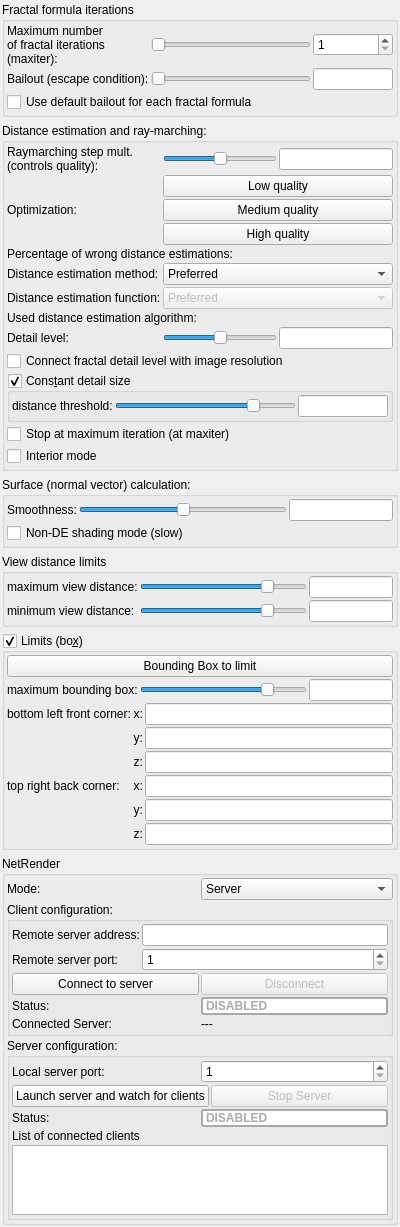
Above: mandelbulber2/qt/dock_rendering_engine.ui from buddhi1980/mandelbulber2 before the change. Below: the same form after it.
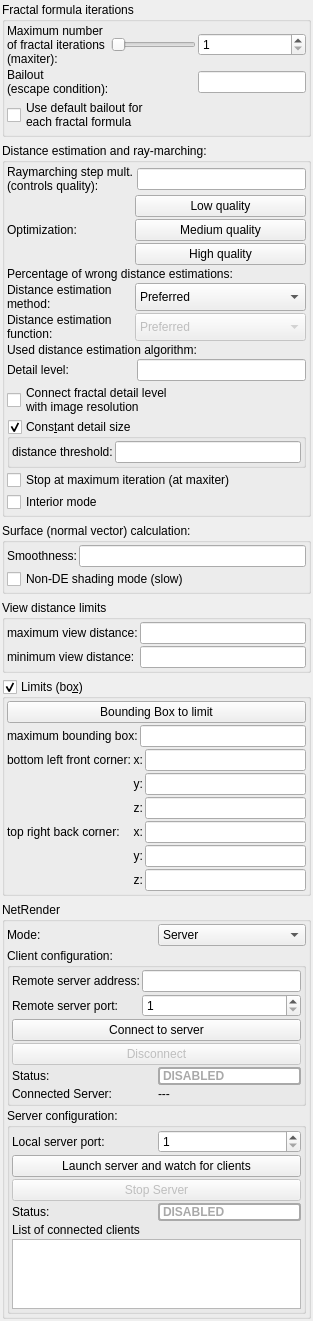
That is the form after the change. Icons and pictures are not drawn. Custom widgets are drawn as their Qt base class.

Commit message: Removed most of sliders from UI. TODO: sliders for integers

```diff
--- a/mandelbulber2/qt/dock_rendering_engine.ui
+++ b/mandelbulber2/qt/dock_rendering_engine.ui
@@ -6,8 +6,8 @@
    <rect>
     <x>0</x>
     <y>0</y>
-    <width>400</width>
-    <height>1201</height>
+    <width>311</width>
+    <height>1299</height>
    </rect>
   </property>
   <property name="windowTitle">
@@ -48,13 +48,45 @@
        <number>2</number>
       </property>
       <item>
-       <layout class="QGridLayout" name="gridLayout_69" columnstretch="0,2,1">
+       <layout class="QGridLayout" name="gridLayout_69" columnstretch="0,0,0">
         <property name="topMargin">
          <number>0</number>
         </property>
         <property name="spacing">
          <number>2</number>
         </property>
+        <item row="1" column="2">
+         <widget class="MyLineEdit" name="logedit_bailout">
+          <property name="toolTip">
+           <string>&lt;html&gt;&lt;head/&gt;&lt;body&gt;&lt;p&gt;The vector values are checked during each iteration of fractal formula to see if they have reached a critical 'escape' condition or 'bailout'. If that condition is reached, the calculation is stopped. Condition is: if length of vector is greater than bailout, then break iteration loop.&lt;/p&gt;&lt;p&gt;In some cases higher value can increase image quality, but it will increase rendering time.&lt;/p&gt;&lt;p&gt;&lt;br/&gt;&lt;/p&gt;&lt;/body&gt;&lt;/html&gt;</string>
+          </property>
+         </widget>
+        </item>
+        <item row="1" column="0">
+         <widget class="QLabel" name="label_222">
+          <property name="text">
+           <string>Bailout
+(escape condition):</string>
+          </property>
+         </widget>
+        </item>
+        <item row="2" column="0" colspan="3">
+         <widget class="MyCheckBox" name="checkBox_use_default_bailout">
+          <property name="sizePolicy">
+           <sizepolicy hsizetype="Minimum" vsizetype="Maximum">
+            <horstretch>0</horstretch>
+            <verstretch>0</verstretch>
+           </sizepolicy>
+          </property>
+          <property name="toolTip">
+           <string>&lt;html&gt;&lt;head/&gt;&lt;body&gt;&lt;p&gt;Enables using default (recommended) bailout value. Each fractal formula has different optimal bailout value.&lt;/p&gt;&lt;/body&gt;&lt;/html&gt;</string>
+          </property>
+          <property name="text">
+           <string>Use default bailout for
+each fractal formula</string>
+          </property>
+         </widget>
+        </item>
         <item row="0" column="0">
          <widget class="QLabel" name="label_284">
           <property name="text">
@@ -83,13 +115,6 @@
           </property>
          </widget>
         </item>
-        <item row="1" column="0">
-         <widget class="QLabel" name="label_222">
-          <property name="text">
-           <string>Bailout (escape condition):</string>
-          </property>
-         </widget>
-        </item>
         <item row="0" column="1">
          <widget class="QSlider" name="sliderInt_N">
           <property name="sizePolicy">
@@ -115,54 +140,6 @@
           </property>
          </widget>
         </item>
-        <item row="1" column="1">
-         <widget class="QSlider" name="logslider_bailout">
-          <property name="sizePolicy">
-           <sizepolicy hsizetype="Expanding" vsizetype="Maximum">
-            <horstretch>0</horstretch>
-            <verstretch>0</verstretch>
-           </sizepolicy>
-          </property>
-          <property name="sizeIncrement">
-           <size>
-            <width>0</width>
-            <height>0</height>
-           </size>
-          </property>
-          <property name="minimum">
-           <number>0</number>
-          </property>
-          <property name="maximum">
-           <number>1500</number>
-          </property>
-          <property name="orientation">
-           <enum>Qt::Horizontal</enum>
-          </property>
-         </widget>
-        </item>
-        <item row="1" column="2">
-         <widget class="MyLineEdit" name="logedit_bailout">
-          <property name="toolTip">
-           <string>&lt;html&gt;&lt;head/&gt;&lt;body&gt;&lt;p&gt;The vector values are checked during each iteration of fractal formula to see if they have reached a critical 'escape' condition or 'bailout'. If that condition is reached, the calculation is stopped. Condition is: if length of vector is greater than bailout, then break iteration loop.&lt;/p&gt;&lt;p&gt;In some cases higher value can increase image quality, but it will increase rendering time.&lt;/p&gt;&lt;p&gt;&lt;br/&gt;&lt;/p&gt;&lt;/body&gt;&lt;/html&gt;</string>
-          </property>
-         </widget>
-        </item>
-        <item row="2" column="0" colspan="3">
-         <widget class="MyCheckBox" name="checkBox_use_default_bailout">
-          <property name="sizePolicy">
-           <sizepolicy hsizetype="Minimum" vsizetype="Maximum">
-            <horstretch>0</horstretch>
-            <verstretch>0</verstretch>
-           </sizepolicy>
-          </property>
-          <property name="toolTip">
-           <string>&lt;html&gt;&lt;head/&gt;&lt;body&gt;&lt;p&gt;Enables using default (recommended) bailout value. Each fractal formula has different optimal bailout value.&lt;/p&gt;&lt;/body&gt;&lt;/html&gt;</string>
-          </property>
-          <property name="text">
-           <string>Use default bailout for each fractal formula</string>
-          </property>
-         </widget>
-        </item>
        </layout>
       </item>
      </layout>
@@ -203,14 +180,16 @@
            <string>&lt;html&gt;&lt;head/&gt;&lt;body&gt;&lt;p&gt;When this option is enabled, the fractal appearance is maintained at all resolutions. &lt;/p&gt;&lt;p&gt;The fractal detail level will be automatically adjusted to match any change of image resolution. &lt;/p&gt;&lt;p&gt;For instance, if the resolution is doubled then the detail level will be reduced by half.&lt;/p&gt;&lt;/body&gt;&lt;/html&gt;</string>
           </property>
           <property name="text">
-           <string>Connect fractal detail level with image resolution</string>
+           <string>Connect fractal detail level
+with image resolution</string>
           </property>
          </widget>
         </item>
         <item row="6" column="0">
          <widget class="QLabel" name="label_290">
           <property name="text">
-           <string>Distance estimation function:</string>
+           <string>Distance estimation
+function:</string>
           </property>
          </widget>
         </item>
@@ -237,7 +216,8 @@
         <item row="5" column="0">
          <widget class="QLabel" name="label_291">
           <property name="text">
-           <string>Distance estimation method:</string>
+           <string>Distance estimation
+method:</string>
           </property>
          </widget>
         </item>
@@ -265,31 +245,6 @@
           </property>
          </widget>
         </item>
-        <item row="0" column="1">
-         <widget class="QSlider" name="logslider_DE_factor">
-          <property name="sizePolicy">
-           <sizepolicy hsizetype="Expanding" vsizetype="Maximum">
-            <horstretch>0</horstretch>
-            <verstretch>0</verstretch>
-           </sizepolicy>
-          </property>
-          <property name="sizeIncrement">
-           <size>
-            <width>0</width>
-            <height>0</height>
-           </size>
-          </property>
-          <property name="minimum">
-           <number>-200</number>
-          </property>
-          <property name="maximum">
-           <number>200</number>
-          </property>
-          <property name="orientation">
-           <enum>Qt::Horizontal</enum>
-          </property>
-         </widget>
-        </item>
         <item row="0" column="0">
          <widget class="QLabel" name="label_105">
           <property name="text">
@@ -298,70 +253,6 @@
           </property>
          </widget>
         </item>
-        <item row="6" column="1" colspan="2">
-         <widget class="QComboBox" name="comboBox_delta_DE_function">
-          <property name="enabled">
-           <bool>false</bool>
-          </property>
-          <property name="sizePolicy">
-           <sizepolicy hsizetype="Preferred" vsizetype="Preferred">
-            <horstretch>0</horstretch>
-            <verstretch>0</verstretch>
-           </sizepolicy>
-          </property>
-          <property name="toolTip">
-           <string>&lt;html&gt;&lt;head/&gt;&lt;body&gt;&lt;p&gt;Distance estimation is a method which calculates approximate distance to fractal surface from any point in space.&lt;/p&gt;&lt;p&gt;In some fractal functions the length of the iteration vector increases exponentially and some in a linear manner.&lt;/p&gt;&lt;p&gt;- Preferred mode - finds the best method for actual settings of fractal&lt;/p&gt;&lt;p&gt;- Delta DE Logarithmic - the best for fractals with exponential growth of iteration vector (e.g. Mandelbulb)&lt;/p&gt;&lt;p&gt;- Delta DE Linear - the best for fractals with linear growth of iteration vector (e.g. Mandelbox, IFS)&lt;/p&gt;&lt;p&gt;- Delta DE Pseudo Kleinian - distance estimation mode dedicated for hybrids with Pseudo Kleinian formulas&lt;/p&gt;&lt;/body&gt;&lt;/html&gt;</string>
-          </property>
-          <item>
-           <property name="text">
-            <string>Preferred</string>
-           </property>
-          </item>
-          <item>
-           <property name="text">
-            <string>Delta DE Linear</string>
-           </property>
-          </item>
-          <item>
-           <property name="text">
-            <string>Delta DE Logarithmic</string>
-           </property>
-          </item>
-          <item>
-           <property name="text">
-            <string>Delta DE Pseudo Kleinian</string>
-           </property>
-          </item>
-          <item>
-           <property name="text">
-            <string>Delta DE JosKleinian</string>
-           </property>
-          </item>
-         </widget>
-        </item>
-        <item row="5" column="1" colspan="2">
-         <widget class="QComboBox" name="comboBox_delta_DE_method">
-          <property name="sizePolicy">
-           <sizepolicy hsizetype="Preferred" vsizetype="Preferred">
-            <horstretch>0</horstretch>
-            <verstretch>0</verstretch>
-           </sizepolicy>
-          </property>
-          <property name="toolTip">
-           <string>&lt;html&gt;&lt;head/&gt;&lt;body&gt;&lt;p&gt;Distance estimation is a method which calculates approximate distance to fractal surface from any point in space.&lt;/p&gt;&lt;p&gt;- Preferred mode uses distance estimation method defined for selected fractal&lt;/p&gt;&lt;p&gt;- Force &amp;quot;Delta DE&amp;quot; method uses  Delta DE algorithm which is slower but works also with untypical fractal configurations&lt;br/&gt;&lt;/p&gt;&lt;/body&gt;&lt;/html&gt;</string>
-          </property>
-          <item>
-           <property name="text">
-            <string>Preferred</string>
-           </property>
-          </item>
-          <item>
-           <property name="text">
-            <string>Force &quot;Delta DE&quot; method</string>
-           </property>
-          </item>
-         </widget>
-        </item>
         <item row="8" column="2">
          <widget class="MyLineEdit" name="logedit_detail_level">
           <property name="toolTip">
@@ -369,31 +260,6 @@
           </property>
          </widget>
         </item>
-        <item row="8" column="1">
-         <widget class="QSlider" name="logslider_detail_level">
-          <property name="sizePolicy">
-           <sizepolicy hsizetype="Expanding" vsizetype="Maximum">
-            <horstretch>0</horstretch>
-            <verstretch>0</verstretch>
-           </sizepolicy>
-          </property>
-          <property name="sizeIncrement">
-           <size>
-            <width>0</width>
-            <height>0</height>
-           </size>
-          </property>
-          <property name="minimum">
-           <number>-300</number>
-          </property>
-          <property name="maximum">
-           <number>300</number>
-          </property>
-          <property name="orientation">
-           <enum>Qt::Horizontal</enum>
-          </property>
-         </widget>
-        </item>
         <item row="4" column="0" colspan="3">
          <widget class="QLabel" name="label_wrong_DE_percentage">
           <property name="toolTip">
@@ -442,49 +308,24 @@
             <number>2</number>
            </property>
            <item>
-            <layout class="QGridLayout" name="gridLayout_20" columnstretch="0,2,1">
+            <layout class="QGridLayout" name="gridLayout_20" columnstretch="0,0">
              <property name="spacing">
               <number>2</number>
              </property>
-             <item row="0" column="0">
-              <widget class="QLabel" name="label_99">
-               <property name="text">
-                <string>distance threshold:</string>
-               </property>
-              </widget>
-             </item>
              <item row="0" column="1">
-              <widget class="QSlider" name="logslider_DE_thresh">
-               <property name="sizePolicy">
-                <sizepolicy hsizetype="Expanding" vsizetype="Maximum">
-                 <horstretch>0</horstretch>
-                 <verstretch>0</verstretch>
-                </sizepolicy>
-               </property>
-               <property name="sizeIncrement">
-                <size>
-                 <width>0</width>
-                 <height>0</height>
-                </size>
-               </property>
-               <property name="minimum">
-                <number>-1500</number>
-               </property>
-               <property name="maximum">
-                <number>400</number>
-               </property>
-               <property name="orientation">
-                <enum>Qt::Horizontal</enum>
-               </property>
-              </widget>
-             </item>
-             <item row="0" column="2">
               <widget class="MyLineEdit" name="logedit_DE_thresh">
                <property name="toolTip">
                 <string>&lt;html&gt;&lt;head/&gt;&lt;body&gt;&lt;p&gt;Distance threshold which defines detail size.&lt;/p&gt;&lt;/body&gt;&lt;/html&gt;</string>
                </property>
               </widget>
              </item>
+             <item row="0" column="0">
+              <widget class="QLabel" name="label_99">
+               <property name="text">
+                <string>distance threshold:</string>
+               </property>
+              </widget>
+             </item>
             </layout>
            </item>
           </layout>
@@ -529,6 +370,70 @@
           </property>
          </widget>
         </item>
+        <item row="6" column="1" colspan="2">
+         <widget class="QComboBox" name="comboBox_delta_DE_function">
+          <property name="enabled">
+           <bool>false</bool>
+          </property>
+          <property name="sizePolicy">
+           <sizepolicy hsizetype="Preferred" vsizetype="Preferred">
+            <horstretch>0</horstretch>
+            <verstretch>0</verstretch>
+           </sizepolicy>
+          </property>
+          <property name="toolTip">
+           <string>&lt;html&gt;&lt;head/&gt;&lt;body&gt;&lt;p&gt;Distance estimation is a method which calculates approximate distance to fractal surface from any point in space.&lt;/p&gt;&lt;p&gt;In some fractal functions the length of the iteration vector increases exponentially and some in a linear manner.&lt;/p&gt;&lt;p&gt;- Preferred mode - finds the best method for actual settings of fractal&lt;/p&gt;&lt;p&gt;- Delta DE Logarithmic - the best for fractals with exponential growth of iteration vector (e.g. Mandelbulb)&lt;/p&gt;&lt;p&gt;- Delta DE Linear - the best for fractals with linear growth of iteration vector (e.g. Mandelbox, IFS)&lt;/p&gt;&lt;p&gt;- Delta DE Pseudo Kleinian - distance estimation mode dedicated for hybrids with Pseudo Kleinian formulas&lt;/p&gt;&lt;/body&gt;&lt;/html&gt;</string>
+          </property>
+          <item>
+           <property name="text">
+            <string>Preferred</string>
+           </property>
+          </item>
+          <item>
+           <property name="text">
+            <string>Delta DE Linear</string>
+           </property>
+          </item>
+          <item>
+           <property name="text">
+            <string>Delta DE Logarithmic</string>
+           </property>
+          </item>
+          <item>
+           <property name="text">
+            <string>Delta DE Pseudo Kleinian</string>
+           </property>
+          </item>
+          <item>
+           <property name="text">
+            <string>Delta DE JosKleinian</string>
+           </property>
+          </item>
+         </widget>
+        </item>
+        <item row="5" column="1" colspan="2">
+         <widget class="QComboBox" name="comboBox_delta_DE_method">
+          <property name="sizePolicy">
+           <sizepolicy hsizetype="Preferred" vsizetype="Preferred">
+            <horstretch>0</horstretch>
+            <verstretch>0</verstretch>
+           </sizepolicy>
+          </property>
+          <property name="toolTip">
+           <string>&lt;html&gt;&lt;head/&gt;&lt;body&gt;&lt;p&gt;Distance estimation is a method which calculates approximate distance to fractal surface from any point in space.&lt;/p&gt;&lt;p&gt;- Preferred mode uses distance estimation method defined for selected fractal&lt;/p&gt;&lt;p&gt;- Force &amp;quot;Delta DE&amp;quot; method uses  Delta DE algorithm which is slower but works also with untypical fractal configurations&lt;br/&gt;&lt;/p&gt;&lt;/body&gt;&lt;/html&gt;</string>
+          </property>
+          <item>
+           <property name="text">
+            <string>Preferred</string>
+           </property>
+          </item>
+          <item>
+           <property name="text">
+            <string>Force &quot;Delta DE&quot; method</string>
+           </property>
+          </item>
+         </widget>
+        </item>
        </layout>
       </item>
      </layout>
@@ -556,17 +461,10 @@
        <number>2</number>
       </property>
       <item>
-       <layout class="QGridLayout" name="gridLayout_71" columnstretch="0,2,1">
+       <layout class="QGridLayout" name="gridLayout_71" columnstretch="0,0">
         <property name="topMargin">
          <number>0</number>
         </property>
-        <item row="0" column="2">
-         <widget class="MyLineEdit" name="logedit_smoothness">
-          <property name="toolTip">
-           <string>&lt;html&gt;&lt;head/&gt;&lt;body&gt;&lt;p&gt;Smoothness parameter defines averaging area for normal vector calculation.&lt;/p&gt;&lt;p&gt;Higher value gives smoother fractal surface.&lt;/p&gt;&lt;p&gt;&lt;br/&gt;&lt;/p&gt;&lt;table border=&quot;0&quot; style=&quot; margin-top:0px; margin-bottom:0px; margin-left:0px; margin-right:0px;&quot; cellspacing=&quot;2&quot; cellpadding=&quot;0&quot;&gt;&lt;tr&gt;&lt;td&gt;&lt;p&gt;smoothness = 0.1&lt;/p&gt;&lt;/td&gt;&lt;td&gt;&lt;p&gt;smoothness = 1.0&lt;/p&gt;&lt;/td&gt;&lt;td&gt;&lt;p&gt;smoothness = 5.0&lt;/p&gt;&lt;/td&gt;&lt;/tr&gt;&lt;tr&gt;&lt;td&gt;&lt;p&gt;&lt;img src=&quot;:/tooltips/tooltips_images/image - smoothness 0.1.jpg&quot;/&gt;&lt;/p&gt;&lt;/td&gt;&lt;td&gt;&lt;p&gt;&lt;img src=&quot;:/tooltips/tooltips_images/image - smoothness 1.jpg&quot;/&gt;&lt;/p&gt;&lt;/td&gt;&lt;td&gt;&lt;p&gt;&lt;img src=&quot;:/tooltips/tooltips_images/image - smoothness 5.jpg&quot;/&gt;&lt;/p&gt;&lt;/td&gt;&lt;/tr&gt;&lt;/table&gt;&lt;/body&gt;&lt;/html&gt;</string>
-          </property>
-         </widget>
-        </item>
         <item row="0" column="0">
          <widget class="QLabel" name="label_106">
           <property name="text">
@@ -574,32 +472,7 @@
           </property>
          </widget>
         </item>
-        <item row="0" column="1">
-         <widget class="QSlider" name="logslider_smoothness">
-          <property name="sizePolicy">
-           <sizepolicy hsizetype="Expanding" vsizetype="Maximum">
-            <horstretch>0</horstretch>
-            <verstretch>0</verstretch>
-           </sizepolicy>
-          </property>
-          <property name="sizeIncrement">
-           <size>
-            <width>0</width>
-            <height>0</height>
-           </size>
-          </property>
-          <property name="minimum">
-           <number>-300</number>
-          </property>
-          <property name="maximum">
-           <number>300</number>
-          </property>
-          <property name="orientation">
-           <enum>Qt::Horizontal</enum>
-          </property>
-         </widget>
-        </item>
-        <item row="1" column="0" colspan="3">
+        <item row="1" column="0" colspan="2">
          <widget class="MyCheckBox" name="checkBox_slow_shading">
           <property name="sizePolicy">
            <sizepolicy hsizetype="Minimum" vsizetype="Maximum">
@@ -615,6 +488,13 @@
           </property>
          </widget>
         </item>
+        <item row="0" column="1">
+         <widget class="MyLineEdit" name="logedit_smoothness">
+          <property name="toolTip">
+           <string>&lt;html&gt;&lt;head/&gt;&lt;body&gt;&lt;p&gt;Smoothness parameter defines averaging area for normal vector calculation.&lt;/p&gt;&lt;p&gt;Higher value gives smoother fractal surface.&lt;/p&gt;&lt;p&gt;&lt;br/&gt;&lt;/p&gt;&lt;table border=&quot;0&quot; style=&quot; margin-top:0px; margin-bottom:0px; margin-left:0px; margin-right:0px;&quot; cellspacing=&quot;2&quot; cellpadding=&quot;0&quot;&gt;&lt;tr&gt;&lt;td&gt;&lt;p&gt;smoothness = 0.1&lt;/p&gt;&lt;/td&gt;&lt;td&gt;&lt;p&gt;smoothness = 1.0&lt;/p&gt;&lt;/td&gt;&lt;td&gt;&lt;p&gt;smoothness = 5.0&lt;/p&gt;&lt;/td&gt;&lt;/tr&gt;&lt;tr&gt;&lt;td&gt;&lt;p&gt;&lt;img src=&quot;:/tooltips/tooltips_images/image - smoothness 0.1.jpg&quot;/&gt;&lt;/p&gt;&lt;/td&gt;&lt;td&gt;&lt;p&gt;&lt;img src=&quot;:/tooltips/tooltips_images/image - smoothness 1.jpg&quot;/&gt;&lt;/p&gt;&lt;/td&gt;&lt;td&gt;&lt;p&gt;&lt;img src=&quot;:/tooltips/tooltips_images/image - smoothness 5.jpg&quot;/&gt;&lt;/p&gt;&lt;/td&gt;&lt;/tr&gt;&lt;/table&gt;&lt;/body&gt;&lt;/html&gt;</string>
+          </property>
+         </widget>
+        </item>
        </layout>
       </item>
      </layout>
@@ -642,7 +522,7 @@
        <number>2</number>
       </property>
       <item>
-       <layout class="QGridLayout" name="gridLayout_19" columnstretch="0,2,1">
+       <layout class="QGridLayout" name="gridLayout_19" columnstretch="0,0">
         <property name="spacing">
          <number>2</number>
         </property>
@@ -653,7 +533,7 @@
           </property>
          </widget>
         </item>
-        <item row="1" column="2">
+        <item row="1" column="1">
          <widget class="MyLineEdit" name="logedit_view_distance_min">
           <property name="toolTip">
            <string>&lt;html&gt;&lt;head/&gt;&lt;body&gt;&lt;p&gt;All objects closer than this distance won't be visible&lt;/p&gt;&lt;/body&gt;&lt;/html&gt;</string>
@@ -667,63 +547,13 @@
           </property>
          </widget>
         </item>
-        <item row="0" column="2">
+        <item row="0" column="1">
          <widget class="MyLineEdit" name="logedit_view_distance_max">
           <property name="toolTip">
            <string>&lt;html&gt;&lt;head/&gt;&lt;body&gt;&lt;p&gt;Defines visibility distance. All objects farther  than this distance won't be visible. &lt;/p&gt;&lt;/body&gt;&lt;/html&gt;</string>
           </property>
          </widget>
         </item>
-        <item row="0" column="1">
-         <widget class="QSlider" name="logslider_view_distance_max">
-          <property name="sizePolicy">
-           <sizepolicy hsizetype="Expanding" vsizetype="Maximum">
-            <horstretch>0</horstretch>
-            <verstretch>0</verstretch>
-           </sizepolicy>
-          </property>
-          <property name="sizeIncrement">
-           <size>
-            <width>0</width>
-            <height>0</height>
-           </size>
-          </property>
-          <property name="minimum">
-           <number>-1500</number>
-          </property>
-          <property name="maximum">
-           <number>400</number>
-          </property>
-          <property name="orientation">
-           <enum>Qt::Horizontal</enum>
-          </property>
-         </widget>
-        </item>
-        <item row="1" column="1">
-         <widget class="QSlider" name="logslider_view_distance_min">
-          <property name="sizePolicy">
-           <sizepolicy hsizetype="Expanding" vsizetype="Maximum">
-            <horstretch>0</horstretch>
-            <verstretch>0</verstretch>
-           </sizepolicy>
-          </property>
-          <property name="sizeIncrement">
-           <size>
-            <width>0</width>
-            <height>0</height>
-           </size>
-          </property>
-          <property name="minimum">
-           <number>-1500</number>
-          </property>
-          <property name="maximum">
-           <number>400</number>
-          </property>
-          <property name="orientation">
-           <enum>Qt::Horizontal</enum>
-          </property>
-         </widget>
-        </item>
        </layout>
       </item>
      </layout>
@@ -773,10 +603,13 @@
        </widget>
       </item>
       <item>
-       <layout class="QGridLayout" name="gridLayout_bounding_box_layout" columnstretch="0,2,1">
+       <layout class="QGridLayout" name="gridLayout_bounding_box_layout" columnstretch="0,0">
         <property name="spacing">
          <number>2</number>
         </property>
+        <item row="0" column="1">
+         <widget class="MyLineEdit" name="logedit_limit_outer_bounding"/>
+        </item>
         <item row="0" column="0">
          <widget class="QLabel" name="label_maximum_bounding_boy">
           <property name="text">
@@ -784,34 +617,6 @@
           </property>
          </widget>
         </item>
-        <item row="0" column="2">
-         <widget class="MyLineEdit" name="logedit_limit_outer_bounding"/>
-        </item>
-        <item row="0" column="1">
-         <widget class="QSlider" name="logslider_limit_outer_bounding">
-          <property name="sizePolicy">
-           <sizepolicy hsizetype="Expanding" vsizetype="Maximum">
-            <horstretch>0</horstretch>
-            <verstretch>0</verstretch>
-           </sizepolicy>
-          </property>
-          <property name="sizeIncrement">
-           <size>
-            <width>0</width>
-            <height>0</height>
-           </size>
-          </property>
-          <property name="minimum">
-           <number>-1500</number>
-          </property>
-          <property name="maximum">
-           <number>400</number>
-          </property>
-          <property name="orientation">
-           <enum>Qt::Horizontal</enum>
-          </property>
-         </widget>
-        </item>
        </layout>
       </item>
       <item>
@@ -996,12 +801,6 @@
    </item>
    <item>
     <widget class="QGroupBox" name="group_netrender">
-     <property name="minimumSize">
-      <size>
-       <width>335</width>
-       <height>0</height>
-      </size>
-     </property>
      <property name="toolTip">
       <string>&lt;html&gt;&lt;head/&gt;&lt;body&gt;&lt;p&gt;This feature allows the connection of multiple computers into a network to share rendering.&lt;/p&gt;&lt;p&gt;The same image or animation can be rendered using an unlimited number of computers. The increased computing power will reduce rendering time.&lt;/p&gt;&lt;/body&gt;&lt;/html&gt;</string>
      </property>
@@ -1172,7 +971,7 @@
              </property>
             </widget>
            </item>
-           <item row="0" column="1">
+           <item row="1" column="0">
             <widget class="QPushButton" name="bu_netrender_disconnect">
              <property name="enabled">
               <bool>false</bool>
@@ -1315,7 +1114,7 @@
              </property>
             </widget>
            </item>
-           <item row="0" column="1">
+           <item row="1" column="0">
             <widget class="QPushButton" name="bu_netrender_stop_server">
              <property name="enabled">
               <bool>false</bool>
@@ -1404,12 +1203,6 @@
   </layout>
  </widget>
  <customwidgets>
-  <customwidget>
-   <class>MyGroupBox</class>
-   <extends>QGroupBox</extends>
-   <header>my_group_box.h</header>
-   <container>1</container>
-  </customwidget>
   <customwidget>
    <class>MySpinBox</class>
    <extends>QSpinBox</extends>
@@ -1425,6 +1218,12 @@
    <extends>QLineEdit</extends>
    <header>my_line_edit.h</header>
   </customwidget>
+  <customwidget>
+   <class>MyGroupBox</class>
+   <extends>QGroupBox</extends>
+   <header>my_group_box.h</header>
+   <container>1</container>
+  </customwidget>
  </customwidgets>
  <tabstops>
   <tabstop>sliderInt_N</tabstop>
```
Left out of the diff: 9 changed lines with no effect on the pictures. The commit also changes 11 other files.
